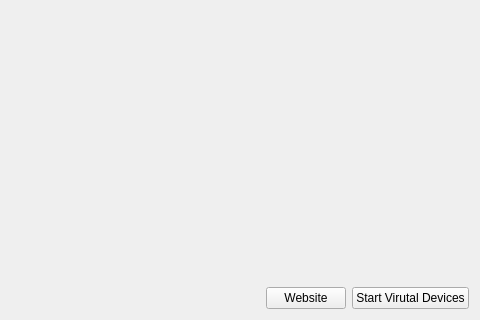
introlab/rendezvous, file steno/src/view/gui/online_conference_view.ui: the form before one commit; both pictures show x 527 to 1007 and y 131 to 451 of the 1007 by 451 pixel window.
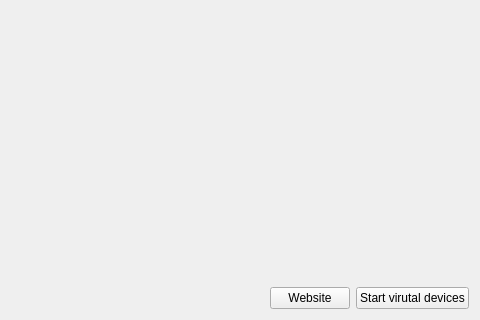
The form after the commit. Icons and pictures are not drawn.

Patch:
```diff
--- a/steno/src/view/gui/online_conference_view.ui
+++ b/steno/src/view/gui/online_conference_view.ui
@@ -89,7 +89,7 @@
        <item>
         <widget class="QPushButton" name="startButton">
          <property name="text">
-          <string>Start Virutal Devices</string>
+          <string>Start virutal devices</string>
          </property>
         </widget>
        </item>
```
